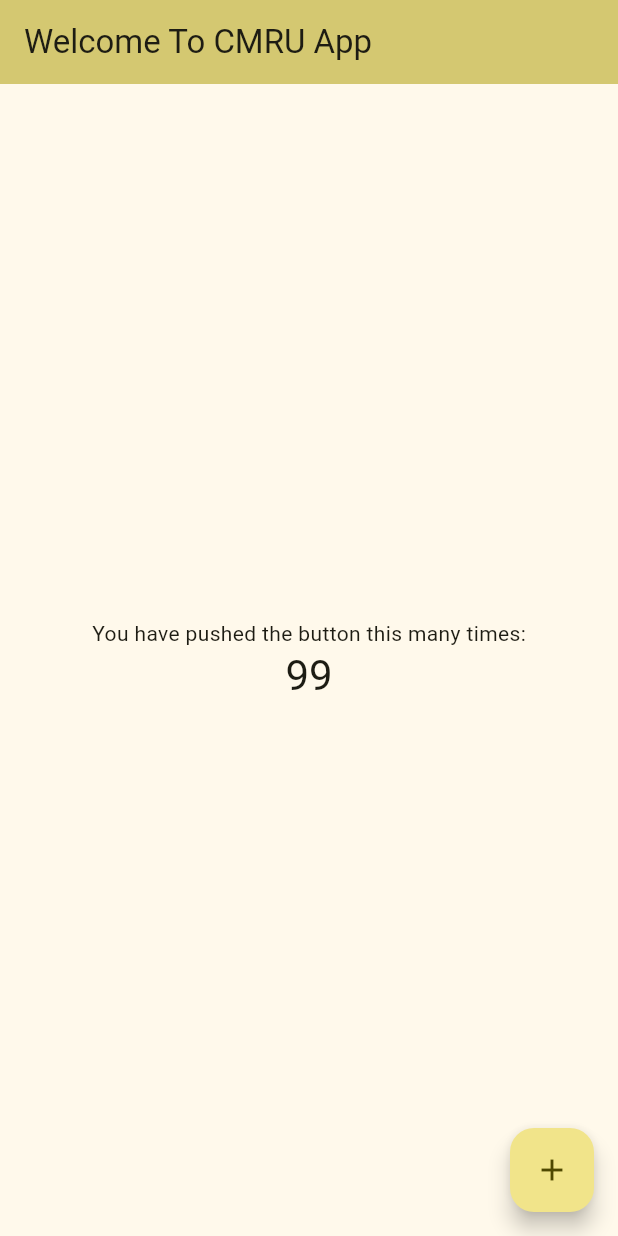
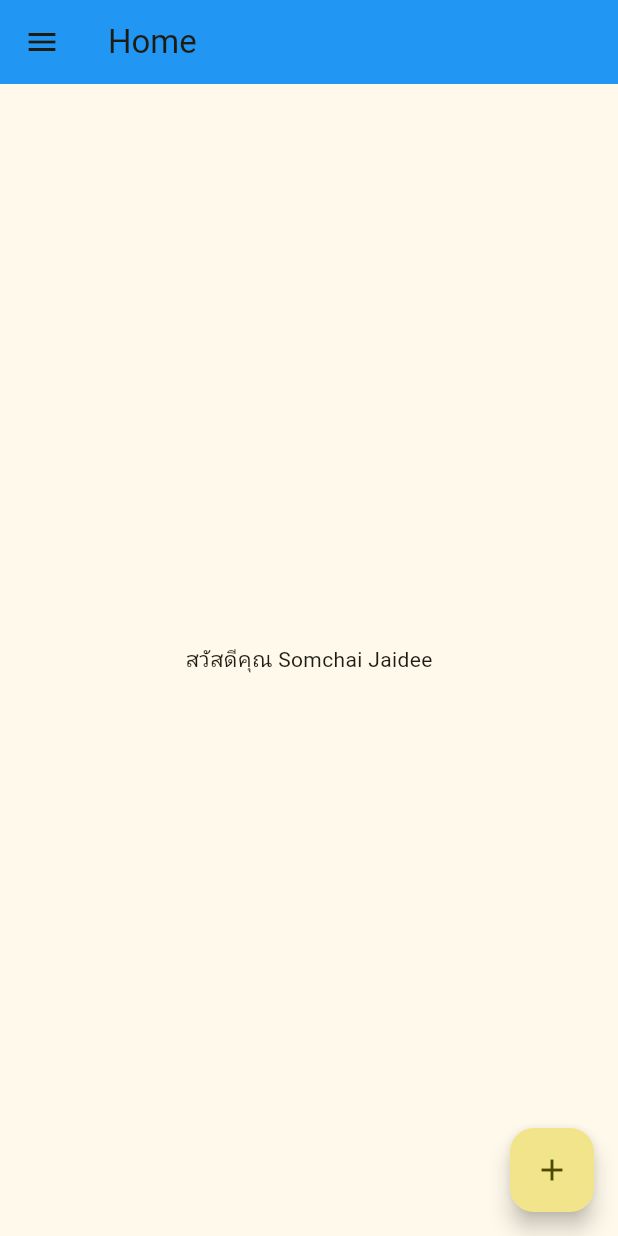
Before and after one commit to moomushow/cmru_app, a Flutter app: the screen it shows after launch, after a tap on the "add" icon, on a phone screen of 412 x 824 dp. Run offline on Flutter 3.47's test engine with Material 3 defaults, Android fonts, the phone set to English and light mode, and no system bars.

Commit message:
Update Button

```diff
--- a/lib/main.dart
+++ b/lib/main.dart
@@ -1,3 +1,4 @@
+import 'package:cmru_app/screen/home_screen.dart';
 import 'package:flutter/material.dart';
 
 void main() {
@@ -11,75 +12,16 @@ class MyApp extends StatelessWidget {
   @override
   Widget build(BuildContext context) {
     return MaterialApp(
-      title: 'Flutter Demo',
+      title: 'CMRU App DEMO',
       theme: ThemeData(
         colorScheme: ColorScheme.fromSeed(seedColor: Colors.yellow),
         useMaterial3: true,
       ),
-      home: const MyHomePage(title: 'Welcome To CMRU App'),
+      initialRoute: '/home',
+      routes: {
+        '/home': (context) => const HomeScreen(),
+        '/about': (context) => const Placeholder()
+      },
     );
   }
 }
-
-class MyHomePage extends StatefulWidget {
-  const MyHomePage({super.key, required this.title});
-
-  final String title;
-
-  @override
-  State<MyHomePage> createState() => _MyHomePageState();
-}
-
-class _MyHomePageState extends State<MyHomePage> {
-  int _counter = 100;
-
-  void _incrementCounter() {
-    setState(() {
-      _counter--;
-    });
-  }
-
-  @override
-  Widget build(BuildContext context) {
-    return Scaffold(
-      appBar: AppBar(
-        backgroundColor: Theme.of(context).colorScheme.inversePrimary,
-        title: Text(widget.title),
-      ),
-      body: Center(
-        // Center is a layout widget. It takes a single child and positions it
-        // in the middle of the parent.
-        child: Column(
-          // Column is also a layout widget. It takes a list of children and
-          // arranges them vertically. By default, it sizes itself to fit its
-          // children horizontally, and tries to be as tall as its parent.
-          //
-          // Column has various properties to control how it sizes itself and
-          // how it positions its children. Here we use mainAxisAlignment to
-          // center the children vertically; the main axis here is the vertical
-          // axis because Columns are vertical (the cross axis would be
-          // horizontal).
-          //
-          // TRY THIS: Invoke "debug painting" (choose the "Toggle Debug Paint"
-          // action in the IDE, or press "p" in the console), to see the
-          // wireframe for each widget.
-          mainAxisAlignment: MainAxisAlignment.center,
-          children: <Widget>[
-            const Text(
-              'You have pushed the button this many times:',
-            ),
-            Text(
-              '$_counter',
-              style: Theme.of(context).textTheme.headlineMedium,
-            ),
-          ],
-        ),
-      ),
-      floatingActionButton: FloatingActionButton(
-        onPressed: _incrementCounter,
-        tooltip: 'Increment',
-        child: const Icon(Icons.add),
-      ), // This trailing comma makes auto-formatting nicer for build methods.
-    );
-  }
-}
--- /dev/null
+++ b/lib/screen/home_screen.dart
@@ -0,0 +1,40 @@
+import 'package:flutter/material.dart';
+
+class HomeScreen extends StatefulWidget {
+  static const routeName = '/home';
+  const HomeScreen({super.key});
+
+  @override
+  State<HomeScreen> createState() => _HomeScreenState();
+}
+
+class _HomeScreenState extends State<HomeScreen> {
+  String name = "Teerapong Jaikumma";
+
+  void changeName() {
+    setState(() {
+      name = "Somchai Jaidee";
+    });
+  }
+
+  @override
+  Widget build(BuildContext context) {
+    return Scaffold(
+      drawer: Drawer(),
+      appBar: AppBar(
+          title: const Text(
+            'Home',
+          ),
+          backgroundColor: Colors.blue.shade500),
+      body: Center(
+        child: Text('สวัสดีคุณ $name'),
+      ),
+      floatingActionButton: FloatingActionButton(
+        onPressed: changeName,
+        tooltip: 'Increment',
+        child: const Icon(Icons.add),
+      ),
+      // This trailingmma makes auto-formatting nicer for build methods.
+    );
+  }
+}
```
